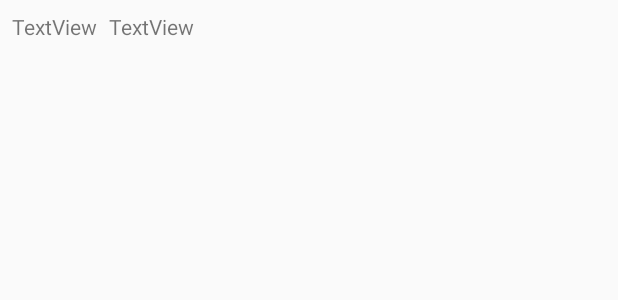
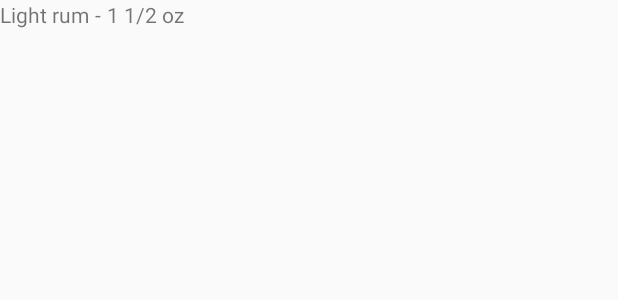
Before and after one commit to acasadoquijada/TheCocktailDB, an Android app: the layout ingredient.xml on its own in the app's theme, with its tools: preview values and no code run, on a phone screen of 412 x 824 dp. Shown: the top 300 px of the screen. Run offline under Robolectric (Android 15) with nearby library versions, the phone set to English and light mode, and no system bars.

```diff
--- a/TheCocktailDB/app/src/main/res/layout/ingredient.xml
+++ b/TheCocktailDB/app/src/main/res/layout/ingredient.xml
@@ -1,10 +1,9 @@
 <?xml version="1.0" encoding="utf-8"?>
 
-<layout>
+<layout xmlns:android="http://schemas.android.com/apk/res/android"
+    xmlns:app="http://schemas.android.com/apk/res-auto"
+    xmlns:tools="http://schemas.android.com/tools">
 <androidx.constraintlayout.widget.ConstraintLayout
-    xmlns:android="http://schemas.android.com/apk/res/android"
-    xmlns:app="http://schemas.android.com/apk/res-auto"
-    xmlns:tools="http://schemas.android.com/tools"
     android:layout_width="wrap_content"
     android:layout_height="wrap_content">
 
@@ -12,23 +11,30 @@
         android:id="@+id/name"
         android:layout_width="wrap_content"
         android:layout_height="wrap_content"
-        android:layout_marginStart="8dp"
-        android:layout_marginTop="8dp"
-        tools:text="TextView"
         app:layout_constraintStart_toStartOf="parent"
+        app:layout_constraintTop_toTopOf="parent"
+        tools:text="Light rum" />
+
+    <TextView
+        android:id="@+id/textView"
+        android:layout_width="wrap_content"
+        android:layout_height="wrap_content"
+        android:layout_marginStart="4dp"
+        android:text="-"
+        app:layout_constraintStart_toEndOf="@+id/name"
         app:layout_constraintTop_toTopOf="parent" />
 
     <TextView
         android:id="@+id/measure"
         android:layout_width="wrap_content"
         android:layout_height="wrap_content"
-        android:layout_marginStart="8dp"
-        android:layout_marginTop="8dp"
+        android:layout_marginStart="4dp"
         android:layout_marginEnd="8dp"
-        tools:text="TextView"
         app:layout_constraintEnd_toEndOf="parent"
-        app:layout_constraintHorizontal_bias="0.014"
-        app:layout_constraintStart_toEndOf="@+id/name"
-        app:layout_constraintTop_toTopOf="parent" />
+        app:layout_constraintStart_toEndOf="@+id/textView"
+        app:layout_constraintTop_toTopOf="parent"
+        tools:text="1 1/2 oz" />
+
+
 </androidx.constraintlayout.widget.ConstraintLayout>
 </layout>
```
Also changed, not shown: TheCocktailDB/app/src/main/java/com/example/thecocktaildb/ui/DrinkFragment.kt (+8 -7 lines), TheCocktailDB/app/src/main/res/layout/drink_fragment.xml (+15 -11 lines).
